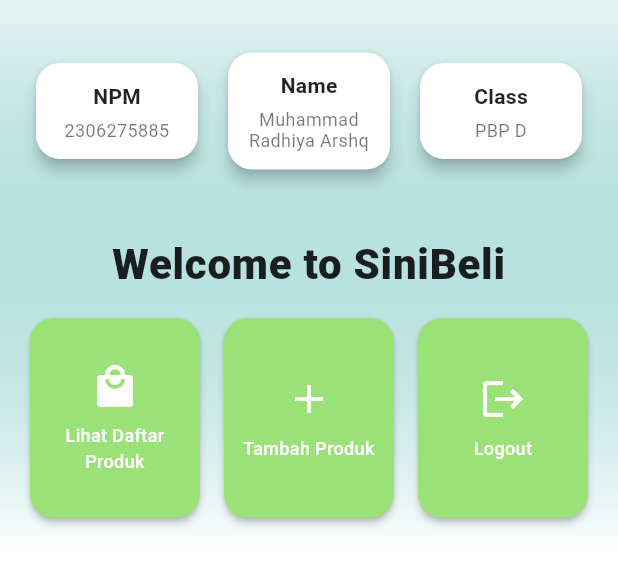
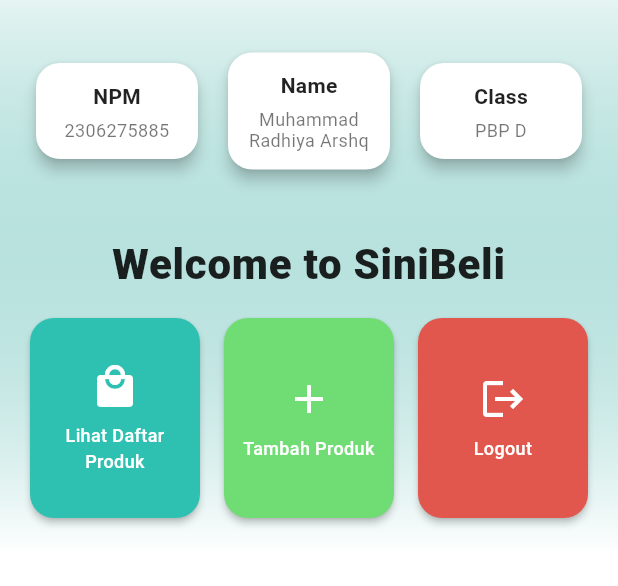
Before and after one commit to arshqiii/SiniBeli-mobile, a Flutter app: the screen it shows after launch, on a phone screen of 412 x 824 dp, the part 84-670 px from its top. Run offline on Flutter 3.47's test engine with Material 3 defaults, Android fonts, the light colour scheme and no system bars.

Commit message:
added different colors to each itemCard

```diff
--- a/lib/menu.dart
+++ b/lib/menu.dart
@@ -9,9 +9,9 @@ class MyHomePage extends StatelessWidget {
 
   // berisi tombol-tombol yang ditambahkan pada class MyHomePage.
   final List<ItemHomepage> items = [
-    ItemHomepage("Lihat Daftar Produk", Icons.local_mall),
-    ItemHomepage("Tambah Produk", Icons.add),
-    ItemHomepage("Logout", Icons.logout),
+    ItemHomepage("Lihat Daftar Produk", Icons.local_mall, const Color.fromARGB(255, 46, 193, 178),),
+    ItemHomepage("Tambah Produk", Icons.add, const Color.fromARGB(255, 111, 221, 115),),
+    ItemHomepage("Logout", Icons.logout, const Color.fromARGB(255, 225, 87, 77),),
   ];
 
   @override
@@ -157,8 +157,9 @@ class InfoCard extends StatelessWidget {
 class ItemHomepage {
   final String name;
   final IconData icon;
+  final Color color;
 
-  ItemHomepage(this.name, this.icon); //constructor
+  ItemHomepage(this.name, this.icon, this.color); //constructor
 }
 
 class ItemCard extends StatefulWidget {
@@ -212,7 +213,7 @@ class _ItemCardState extends State<ItemCard> {
         duration: const Duration(milliseconds: 100),
         offset: Offset(0, isPressed ? 0.05 : 0),
         child: Material(
-          color: Theme.of(context).colorScheme.secondary,
+          color: widget.item.color,
           borderRadius: BorderRadius.circular(16),
           elevation: isPressed ? 1 : 2,
           child: Padding(
```
